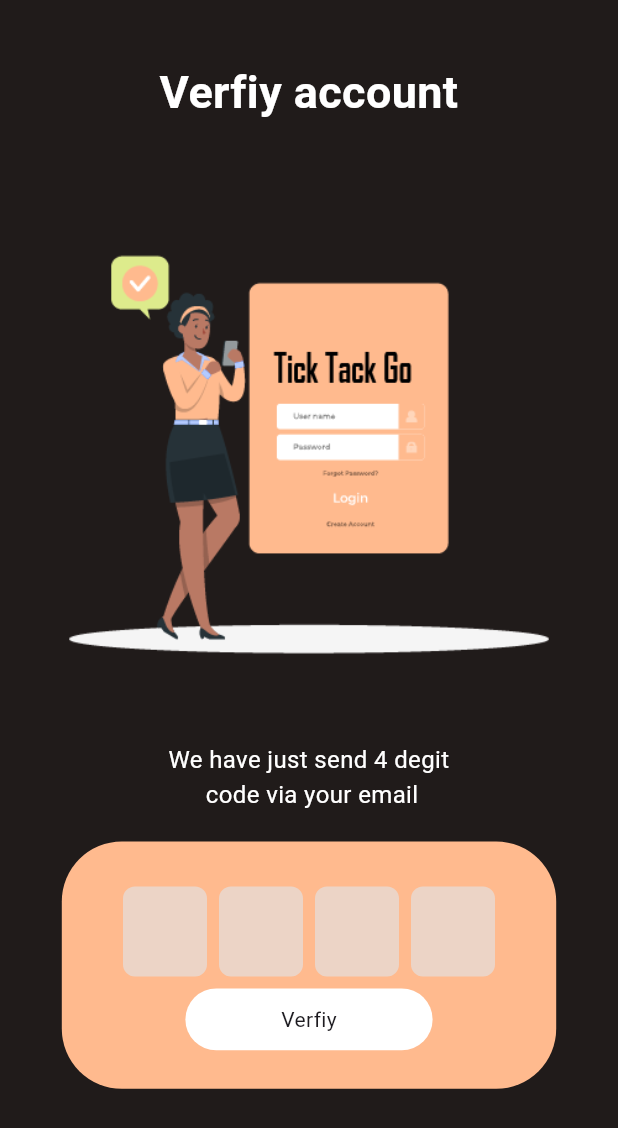
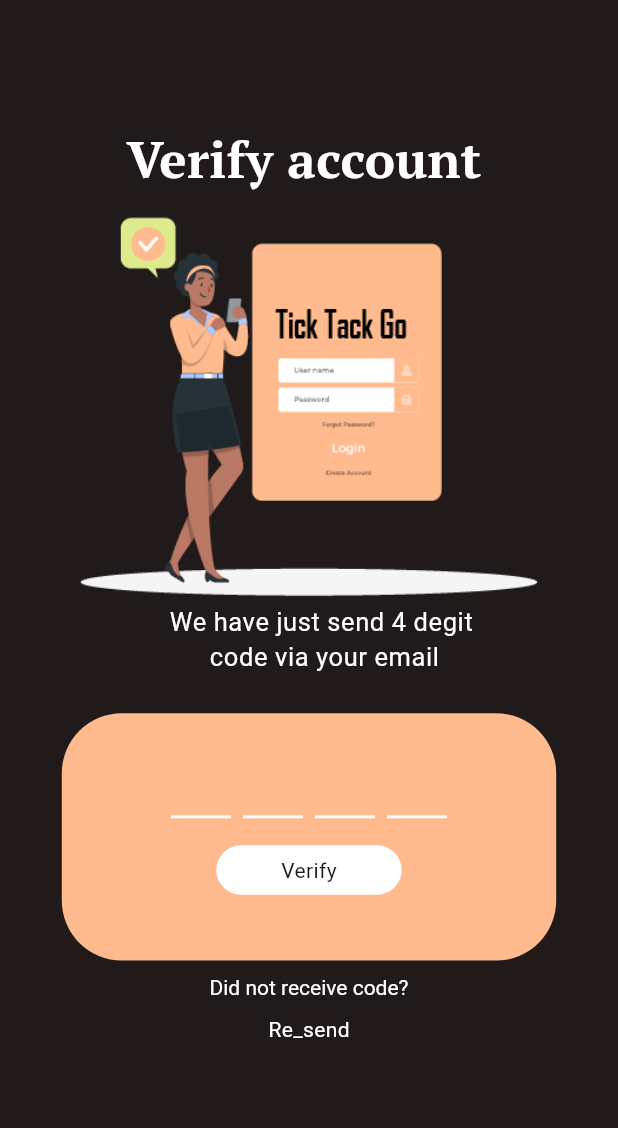
Before and after one commit to MaroofAt/TickTackGo, a Flutter app: the screen it shows after launch, on a phone screen of 412 x 824 dp. Shown: the top 1128 px of the screen. Run offline on Flutter 3.47's test engine with Material 3 defaults, Android fonts, the phone set to English and light mode, and no system bars; drawn by our look-alikes of pinput.

Commit message:
the verify page is done

```diff
--- a/lib/presentation/screen/auth/signup.dart
+++ b/lib/presentation/screen/auth/signup.dart
@@ -109,7 +109,7 @@ class _SignUpState extends State<SignUp> {
                   ),
                   if (erroremail != null)
                     Padding(
-                      padding: const EdgeInsets.only(left: 20, top: 5),
+                      padding: const EdgeInsets.only(left: 200, top: 5),
                       child: Align(
                         alignment: Alignment.centerLeft,
                         child: Text(
@@ -147,18 +147,6 @@ class _SignUpState extends State<SignUp> {
                         ),
                       ),
                     ),
-                 Positioned(child:  Container(
-                    margin: EdgeInsets.only(top: 60),
-                    padding: EdgeInsets.only(right: 180),
-                    child: Text(
-                      "Sign Up",
-                      style: TextStyle(
-                        fontSize: 28,
-                        color: Colors.white.withOpacity(1),
-                        fontFamily: "DMSerifText",
-                      ),
-                    ),
-                  ),)
                 ],
               ),
             ),
@@ -274,6 +262,23 @@ class _SignUpState extends State<SignUp> {
               right: 0,
               bottom: 0,
             ),
+
+             Positioned(child:  Container(
+                    margin: EdgeInsets.only(top: 60),
+                    padding: EdgeInsets.only(right: 180),
+                    child: Text(
+                      "Sign Up",
+                      style: TextStyle(
+                        fontSize: 28,
+                        color: Colors.white.withOpacity(1),
+                        fontFamily: "DMSerifText",
+                      ),
+                    ),
+                  ),
+                  bottom: height(context)*0.21,right: width(context)*0.19,)
+
+
+
           ],
         ),
       ),
--- a/lib/presentation/screen/auth/verifypage.dart
+++ b/lib/presentation/screen/auth/verifypage.dart
@@ -9,52 +9,133 @@ class Verifypage extends StatefulWidget {
 }
 
 class Verifypagestate extends State<Verifypage> {
-
+  final pincontroller = TextEditingController();
   @override
   Widget build(BuildContext context) {
     return Scaffold(
-      body:  SingleChildScrollView(
-        child:  Column(
+      body: SingleChildScrollView(
+        child: Padding(
+          padding: EdgeInsets.symmetric(horizontal: 10),
+          child: Stack(
+            children: [
+              Positioned(
+                top: height(context)*0.49,left: width(context)*0.25,
+                child:  Center(
+                child: Text(
+                    "We have just send 4 degit\n code via your email",
+                    textAlign: TextAlign.center,
+                    style: Theme.of(context).textTheme.bodySmall?.copyWith(color: white,fontSize: 17)
+                ),),),
+              Positioned(
+                top: height(context)*0.099,left: width(context)*0.18,
+                child: Text(
+                  "Verify account",
+                  textAlign: TextAlign.center,
+                  style: TextStyle(
+                      fontSize: 34, color: white, fontWeight: FontWeight.bold,fontFamily: "PTSerif"),
+                ),
+              ),
+              Column(
                 mainAxisAlignment: MainAxisAlignment.center,
                 children: [
-        SizedBox(height: 40,),
-  Center(child:  Text("Verfiy account",textAlign: TextAlign.center,style: TextStyle(fontSize: 30,color: white,fontWeight: FontWeight.bold),),)
-      , Container(child:
-       Image.asset("assets/images/verfiy.png"),),
-        Center(child:  Text("We have just send 4 degit\n code via your email",textAlign: TextAlign.center,style: TextStyle(fontSize: 16,color: white,fontWeight: FontWeight.normal),),)
-      ,SizedBox(height: 20,)
-,      Container(child:Column(
-  children: [
-    SizedBox(height: 30,)
-,    Pinput(
-      ) ,
-      IconButton(onPressed: (){
-
-      }, icon: Container(width: width(context)*0.4,height: height(context)*0.05,
-        child: Center(child: Text("Verfiy"),),decoration: BoxDecoration(color: white,borderRadius: BorderRadius.all(Radius.circular(50))),))
-  ],
-)
-, width: width(context)*0.8,
-      height: height(context)*0.2,
-      decoration: BoxDecoration(
-        color: Ample_orang,
-        borderRadius: BorderRadius.all(Radius.circular(40))
+                  const SizedBox(
+                    height: 60,
+                  ),
+                  Container(
+                    child: Image.asset(
+                      "assets/images/verfiy.png",
+                      height: height(context) * 0.48,
                     ),
                   ),
 
+                  SizedBox(
+                    height: 20,
+                  ),
+                  Container(
+                    child: Column(
+                      children: [
+                        SizedBox(
+                          height: 30,
+                        ),
+                        Pinput(
+                          showCursor: true,
+                          length: 4,
+                          controller: pincontroller,
+                          defaultPinTheme: PinTheme(
+                            decoration: BoxDecoration(
+                                border: Border(
+                                    bottom: BorderSide(color: white, width: 2.0))),
+                            width: 40,
+                            height: 40,
+                            textStyle: TextStyle(
+                              fontSize: 24,
+                              color: primaryColor,
+                            ),
+                          ),
+                          onCompleted: (value) {
+                            ///  done all pin input
+                            print("pin is $value");
+                          },
+                        ),
+                        IconButton(
+                            onPressed: () {
+                              print(pincontroller.text);
+                            },
+                            icon: Container(
+                              margin: EdgeInsets.all(10),
+                              width: width(context) * 0.3,
+                              height: height(context) * 0.04,
+                              child: Center(
+                                child: Text("Verify"),
+                              ),
+                              decoration: BoxDecoration(
+                                  color: white,
+                                  borderRadius:
+                                      BorderRadius.all(Radius.circular(50))),
+                            ))
+                      ],
+                    ),
+                    width: width(context) * 0.8,
+                    height: height(context) * 0.2,
+                    decoration: BoxDecoration(
+                        color: Ample_orang,
+                        borderRadius: BorderRadius.all(Radius.circular(40))),
+                  ),
+                  Column(
+                    children: [
+                      SizedBox(height: 10,),
+                      GestureDetector(
+                        onTap: () {},
+                        child: RichText(
+                          text: TextSpan(
+                            style: TextStyle(
+                                fontSize: 14,
+                                color: white,
+                                decorationColor: parrot_green,
+                                decorationThickness: 3,
+                               ),
+                            text: 'Did not receive code?',
+                          ),
+                        ),
+                      ),
+SizedBox(height: 10,),
+                      GestureDetector(
+                          onTap: () {},
+                          child: Text(
+                            'Re_send',
+                            style: TextStyle(color: white,fontSize: 14),
 
-
-
-
-
-
-
+                          )),
+                      // margin: EdgeInsets.only(top:20),
                     ],
-    ) ,) ,
-
-
+                  )
+                ],
+              ),
+            ],
+          ),
+        ),
+      ),
       backgroundColor: primaryColor,
-    )
-  ;
+    );
   }
 }
--- a/lib/themes/themes.dart
+++ b/lib/themes/themes.dart
@@ -13,15 +13,21 @@ ThemeData theme() {
       scaffoldBackgroundColor: primaryColor,
       textTheme: const TextTheme(
         headlineLarge: TextStyle(
-            fontSize: 50.0,
+            fontSize: 30.0,
             fontWeight: FontWeight.bold,
-            color: primaryColor,
-            fontFamily: 'Coda'),
+            color: white,
+            fontFamily: 'PTSerif'),
         headlineMedium: TextStyle(
             fontSize: 24.0,
             fontWeight: FontWeight.bold,
             color: black,
-            fontFamily: 'Coda'),
+            fontFamily: 'PTSerif'),headlineSmall: TextStyle(
+        fontSize: 20,
+        color: white,
+        fontFamily: "PTSerif",
+        fontWeight: FontWeight.normal
+      )
+
 
       ),
     );
```
Also changed, not shown: pubspec.yaml (+8 -6 lines), assets/fonts/PTSerif-Bold.ttf (added), assets/fonts/PTSerif-BoldItalic.ttf (added), assets/fonts/PTSerif-Italic.ttf (added), assets/fonts/PTSerif-Regular.ttf (added), assets/images/verfiysm.png (added). Lines whose indentation alone changed are shown as unchanged.
